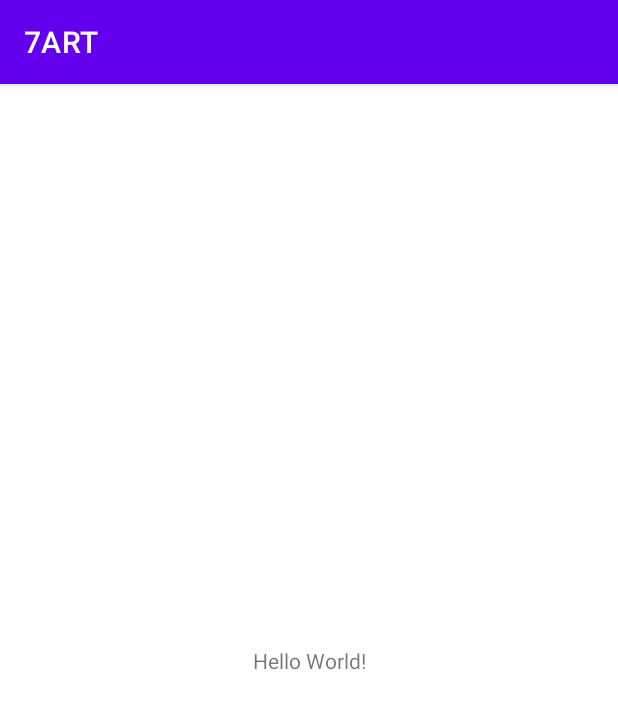
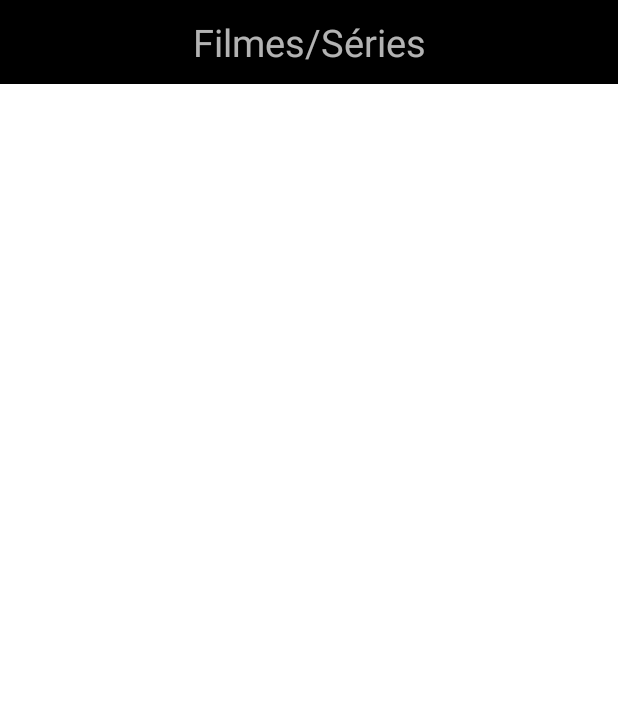
Before and after one commit to CaioCrevelaro/7ART, an Android app: the screen it shows after launch (MainActivity), on a phone screen of 412 x 824 dp. Shown: the top 709 px of the screen. Run offline under Robolectric (Android 15) with nearby library versions, the phone set to English and light mode, and no system bars.

Commit message:
Layout do RecyclerView adicionado

```diff
--- a/app/src/main/AndroidManifest.xml
+++ b/app/src/main/AndroidManifest.xml
@@ -9,7 +9,8 @@
         android:roundIcon="@mipmap/ic_launcher_round"
         android:supportsRtl="true"
         android:theme="@style/Theme.7ART">
-        <activity android:name=".MainActivity">
+        <activity android:name=".view.ContentActivity"></activity>
+        <activity android:name=".view.MainActivity">
             <intent-filter>
                 <action android:name="android.intent.action.MAIN" />
 
--- /dev/null
+++ b/app/src/main/java/com/br/seventh_art/model/Content.kt
@@ -0,0 +1,6 @@
+package com.br.seventh_art.model
+
+data class Content(
+    val contentTitle: String?,
+    val contentDetail: String?
+)
--- a/app/src/main/java/com/br/seventh_art/MainActivity.kt
+++ b/app/src/main/java/com/br/seventh_art/view/ContentActivity.kt
@@ -1,11 +1,12 @@
-package com.br.seventh_art
+package com.br.seventh_art.view
 
 import androidx.appcompat.app.AppCompatActivity
 import android.os.Bundle
+import com.br.seventh_art.R
 
-class MainActivity : AppCompatActivity() {
+class ContentActivity : AppCompatActivity() {
     override fun onCreate(savedInstanceState: Bundle?) {
         super.onCreate(savedInstanceState)
-        setContentView(R.layout.activity_main)
+        setContentView(R.layout.activity_content)
     }
 }
--- /dev/null
+++ b/app/src/main/java/com/br/seventh_art/view/MainActivity.kt
@@ -0,0 +1,13 @@
+package com.br.seventh_art.view
+
+import androidx.appcompat.app.AppCompatActivity
+import android.os.Bundle
+import com.br.seventh_art.R
+
+class MainActivity : AppCompatActivity() {
+    override fun onCreate(savedInstanceState: Bundle?) {
+        super.onCreate(savedInstanceState)
+//        setContentView(R.layout.activity_main)//Activity foi trocada para testar funcionalidades
+        setContentView(R.layout.activity_content)
+    }
+}
--- /dev/null
+++ b/app/src/main/res/layout/activity_content.xml
@@ -0,0 +1,41 @@
+<?xml version="1.0" encoding="utf-8"?>
+<androidx.constraintlayout.widget.ConstraintLayout xmlns:android="http://schemas.android.com/apk/res/android"
+    xmlns:app="http://schemas.android.com/apk/res-auto"
+    xmlns:tools="http://schemas.android.com/tools"
+    android:layout_width="match_parent"
+    android:layout_height="match_parent"
+    android:background="@color/white"
+    tools:context=".view.ContentActivity">
+
+    <androidx.appcompat.widget.Toolbar
+        android:id="@+id/content_activity_toolbar"
+
+        android:layout_width="match_parent"
+        android:layout_height="wrap_content"
+        android:background="@color/black"
+        app:layout_constraintTop_toTopOf="parent">
+
+        <TextView
+            android:id="@+id/content_activity_type_content"
+
+            android:layout_width="wrap_content"
+            android:layout_height="wrap_content"
+
+            android:text="Filmes/Séries"
+            android:textSize="25dp"
+            android:layout_gravity="center"/>
+
+
+    </androidx.appcompat.widget.Toolbar>
+
+    <androidx.recyclerview.widget.RecyclerView
+        android:id="@+id/content_activity_recycler_view"
+
+        android:layout_width="match_parent"
+        android:layout_height="wrap_content"
+
+        android:layout_marginTop="12dp"
+        app:layout_constraintStart_toStartOf="parent"
+        app:layout_constraintTop_toBottomOf="@+id/content_activity_toolbar" />
+
+</androidx.constraintlayout.widget.ConstraintLayout>
--- a/app/src/main/res/values/themes.xml
+++ b/app/src/main/res/values/themes.xml
@@ -1,6 +1,6 @@
 <resources xmlns:tools="http://schemas.android.com/tools">
     <!-- Base application theme. -->
-    <style name="Theme.7ART" parent="Theme.MaterialComponents.DayNight.DarkActionBar">
+    <style name="Theme.7ART" parent="Theme.Design.NoActionBar">
         <!-- Primary brand color. -->
         <item name="colorPrimary">@color/purple_500</item>
         <item name="colorPrimaryVariant">@color/purple_700</item>
```
